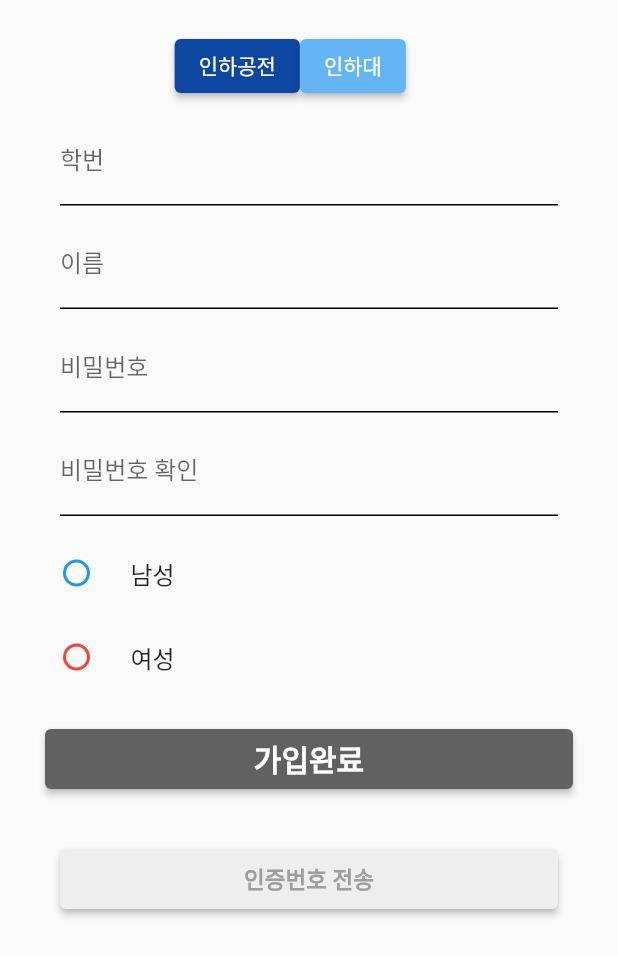
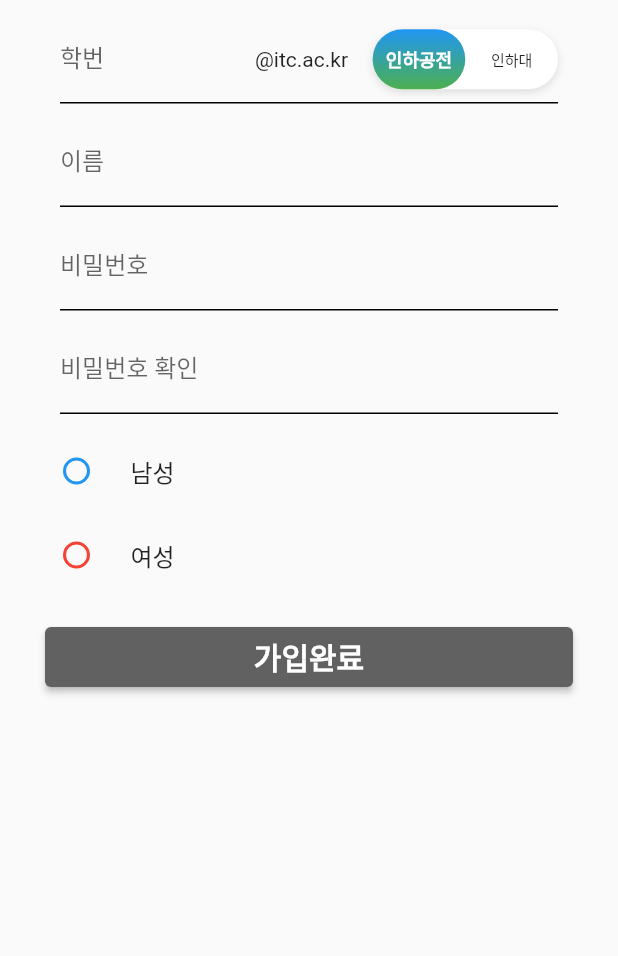
Before and after one commit to OBJECT-INHATC/INHA_CARPOOL_APP, a Flutter app: the RegisterPage screen opened directly, after a tap on "가입완료", on a phone screen of 412 x 824 dp. Shown: the top 956 px of the screen. Run offline on Flutter 3.47's test engine with Material 2 defaults, Android fonts, the phone set to English and light mode, and no system bars; drawn by our look-alikes of flutter_toggle_tab; our stand-ins replace cloud_firestore, easy_localization, eva_icons_flutter, firebase_auth, firebase_core, flutter_cache_manager and 12 more; missing offline and left inert: app_settings, nav; accounts and stored records are empty; network calls fail.

Commit message:
feat(screen): 회원가입 학교 토글 구현
- toggletab 라이브러리 추가
-학교 란 토글화
-다이어로그 정상화
-비밀번호 suffix 제작

```diff
--- a/inha_carpool/lib/screen/dialog/d_auth_verification.dart
+++ b/inha_carpool/lib/screen/dialog/d_auth_verification.dart
@@ -12,6 +12,7 @@ class VerificationDialog extends StatelessWidget {
     var width = MediaQuery.of(context).size.width;//화면의 가로길이
 
     return  AlertDialog(//경고창
+        backgroundColor: null,
       insetPadding: EdgeInsets.fromLTRB(20, 0, 20, 0),//경고창의 내부여백
       shape: RoundedRectangleBorder(borderRadius: BorderRadius.circular(20)),//모서리 둥글게
       content: SizedBox(//경고창의 크기
@@ -77,7 +78,7 @@ class VerificationDialog extends StatelessWidget {
                 MaterialStateProperty.all(Colors.green.shade400),
               ),
               onPressed: () {
-                Navigator.pop(context);
+
                 Navigator.pop(context);
               },
               child: const Text('OK')),
--- a/inha_carpool/lib/screen/login/s_login.dart
+++ b/inha_carpool/lib/screen/login/s_login.dart
@@ -86,7 +86,7 @@ class _LoginPageState extends State<LoginPage> {
                               borderSide: BorderSide(
                                   color: Colors.blue), // 포커스된 상태의 밑줄 색상 설정
                             ),
-                            labelText: '이메일',
+                            labelText: '학번',
                           ),
                           onChanged: (text) {
                             email = text;
--- a/inha_carpool/lib/screen/register/s_register.dart
+++ b/inha_carpool/lib/screen/register/s_register.dart
@@ -3,6 +3,7 @@ import 'package:flutter/material.dart';
 import 'package:nav/nav.dart';
 import '../../service/sv_auth.dart';
 import '../dialog/d_auth_verification.dart';
+import 'package:flutter_toggle_tab/flutter_toggle_tab.dart';
 
 /// 0824 서은율 한승완
 /// 회원 가입 페이지
@@ -32,7 +33,7 @@ class _RegisterPageState extends State<RegisterPage> {
   String username = "";
 
   // 학교
-  String academy = "";
+  String academy = "@itc.ac.kr";
 
   // 로딩 여부
   bool isLoading = false;
@@ -40,6 +41,25 @@ class _RegisterPageState extends State<RegisterPage> {
   // 성별
   String? gender;
   var genders;
+
+  String passwordCheck = "";
+
+  var selectedIndex = 0;
+
+  List<Color> selectedBackgroundColors = [Colors.blue, Colors.green];
+  List<Color> unSelectedBackgroundColors = [Colors.white, Colors.white];
+  void updateBackgroundColors() {
+    // 선택된 토글의 배경색을 변경
+    selectedBackgroundColors = selectedIndex == 0
+        ? [Colors.blue, Colors.white]
+        : [Colors.white, Colors.green];
+
+    // 선택되지 않은 토글의 배경색을 변경
+    unSelectedBackgroundColors = selectedIndex == 0
+        ? [Colors.white, Colors.green]
+        : [Colors.blue, Colors.white];
+  }
+
 
   @override
   Widget build(BuildContext context) {
@@ -58,34 +78,7 @@ class _RegisterPageState extends State<RegisterPage> {
                       crossAxisAlignment: CrossAxisAlignment.center,
                       mainAxisAlignment: MainAxisAlignment.start,
                       children: [
-                        Container(
-                          padding: const EdgeInsets.fromLTRB(15, 20, 40, 0),
-                          width: double.infinity,
 
-                          child: Row(
-                            mainAxisAlignment: MainAxisAlignment.center,
-                            children: [
-                              ElevatedButton(
-                                  style: ElevatedButton.styleFrom(
-                                      backgroundColor: Colors.blue[900]),
-                                  onPressed: () {
-                                    setState(() {
-                                      academy = "@itc.ac.kr";
-                                    });
-                                  },
-                                  child: const Text("인하공전")),
-                              ElevatedButton(
-                                  style: ElevatedButton.styleFrom(
-                                      backgroundColor: Colors.blue[300]),
-                                  onPressed: () {
-                                    setState(() {
-                                      academy = "@inha.ac.kr";
-                                    });
-                                  },
-                                  child: const Text("인하대")),
-                            ],
-                          ),
-                        ),
                         Container(
                           padding: const EdgeInsets.fromLTRB(40, 10, 40, 0),
                           child: Stack(
@@ -108,8 +101,42 @@ class _RegisterPageState extends State<RegisterPage> {
                                 },
                               ),
                               Positioned( // 중간 텍스트를 겹쳐서 배치
-                                right: 10,
+                                right: 140,
                                 child: Text(academy),
+                              ),
+                              Positioned( // 중간 텍스트를 겹쳐서 배치
+                                right: 0,
+                                child:FlutterToggleTab(
+                                  width: 30,
+                                  borderRadius: 30,
+                                  height: 40,
+                                  // initialIndex: 0,
+                                  selectedTextStyle: const TextStyle(
+                                      color: Colors.white,
+                                      fontSize: 12,
+                                      fontWeight: FontWeight.w700),
+                                  unSelectedTextStyle: const TextStyle(
+                                      color: Colors.black87,
+                                      fontSize: 10,
+                                      fontWeight: FontWeight.w500),
+                                  labels: const ["인하공전", "인하대"],
+                                  selectedLabelIndex: (index) {
+                                    setState(() {
+                                      if(index == 0){
+                                        academy = "@itc.ac.kr";
+                                      }
+                                      else{
+                                        academy = "@inha.ac.kr";
+                                      }
+                                      selectedIndex = index;
+                                      updateBackgroundColors();
+                                    });
+                                  },
+                                  selectedBackgroundColors: const [Colors.blue, Colors.green],
+                                  unSelectedBackgroundColors: const [Colors.white, Colors.white],
+                                  isScroll: false, selectedIndex: selectedIndex,
+                                ),
+
                               ),
                             ],
                           ),
@@ -167,7 +194,7 @@ class _RegisterPageState extends State<RegisterPage> {
                           padding: const EdgeInsets.fromLTRB(40, 10, 40, 0),
                           child: TextFormField(
                             obscureText: true,
-                            decoration: const InputDecoration(
+                            decoration: InputDecoration(
                               enabledBorder: UnderlineInputBorder(
                                 borderSide:
                                     BorderSide(color: Colors.black), // 밑줄 색상 설정
@@ -177,17 +204,23 @@ class _RegisterPageState extends State<RegisterPage> {
                                     color: Colors.blue), // 포커스된 상태의 밑줄 색상 설정
                               ),
                               labelText: '비밀번호 확인',
+                              suffix: Text(passwordCheck, style: (passwordCheck=="비밀번호가 일치하지 않습니다.")?TextStyle(color: Colors.red):TextStyle(color: Colors.green)),
                             ),
                             onChanged: (text) {
                               checkPassword = text;
+                              if (password == checkPassword) {
+                                setState(() {
+                                  passwordCheck = "비밀번호가 일치합니다!";
+
+                                });
+                              } else {
+                                setState(() {
+                                  passwordCheck = "비밀번호가 일치하지 않습니다.";
+                                });
+                              }
+
                             },
-                            validator: (val) {
-                              if (val != password) {
-                                return "비밀번호가 일치하지 않습니다.";
-                              } else {
-                                return null;
-                              }
-                            },
+
                           ),
                         ),
                         Container(
@@ -224,46 +257,6 @@ class _RegisterPageState extends State<RegisterPage> {
                             ],
                           ),
                         ),
-                        // SizedBox(height: mediaHeight(context, 0.1)),
-                        // Container(
-                        //   padding: const EdgeInsets.fromLTRB(40, 10, 40, 20),
-                        //   child: Stack(
-                        //     children: [
-                        //       TextField(
-                        //         obscureText: true,
-                        //         decoration: const InputDecoration(
-                        //           enabledBorder: UnderlineInputBorder(
-                        //             borderSide: BorderSide(color: Colors.black),
-                        //           ),
-                        //           focusedBorder: UnderlineInputBorder(
-                        //             borderSide: BorderSide(color: Colors.blue),
-                        //           ),
-                        //           labelText: '인증 번호',
-                        //         ),
-                        //         onChanged: (text)async {
-                        //           // 텍스트 필드 값 변경 시 실행할 코드 작성
-                        //
-                        //
-                        //           print("인증 메일 전송");
-                        //         },
-                        //       ),
-                        //       Positioned(
-                        //         right: 2,
-                        //         child: ElevatedButton(
-                        //           style: ElevatedButton.styleFrom(
-                        //             backgroundColor: Colors.grey[200],
-                        //           ),
-                        //           onPressed: () {},
-                        //           child: const Text('확인',
-                        //               style: TextStyle(
-                        //                   fontSize: 12,
-                        //                   color: Colors.grey,
-                        //                   fontWeight: FontWeight.bold)),
-                        //         ),
-                        //       ),
-                        //     ],
-                        //   ),
-                        // ),
 
                         Container(
                           height: 80,
@@ -285,7 +278,16 @@ class _RegisterPageState extends State<RegisterPage> {
                                         email, password, "dummy", gender!)
                                     .then((value) async{
                                   if (value == true) {
-                                    showSnackbar(context, Colors.green, "회원가입이 완료되었습니다. \n 메일 인증을 완료해주세요.");
+                                    await FirebaseAuth.instance.currentUser!.sendEmailVerification();
+                                    Navigator.pop(context);
+                                    if(!mounted) return ;
+                                      showDialog(
+                                        context: context,
+                                        barrierDismissible: false,
+                                        builder: (context){
+                                      return VerificationDialog();
+                                    },);
+
                                   }
                                   else {
                                     showSnackbar(context, Colors.red, value);
@@ -294,24 +296,6 @@ class _RegisterPageState extends State<RegisterPage> {
                                     });
                                   }});
 
-                              }),
-                        ),
-                        Container(
-                          height: 80,
-                          padding: const EdgeInsets.fromLTRB(40, 20, 40, 20),
-                          child: ElevatedButton(
-                              style: ElevatedButton.styleFrom(
-                                minimumSize: const Size.fromHeight(50),
-                                backgroundColor: Colors.grey[200],
-                              ),
-                              child: const Text('인증번호 전송',
-                                  style: TextStyle(
-                                      fontSize: 15,
-                                      color: Colors.grey,
-                                      fontWeight: FontWeight.bold)),
-                              onPressed: () async{
-                                await FirebaseAuth.instance.currentUser!.sendEmailVerification();
-                                Nav.push(const VerificationDialog());
                               }),
                         ),
 
@@ -344,3 +328,5 @@ class _RegisterPageState extends State<RegisterPage> {
 
 
 }
+
+/// TODO: 0824 서은율 : 비율 맞추기, 비밀번호 안맞으면 가입 못하게
--- a/inha_carpool/pubspec.yaml
+++ b/inha_carpool/pubspec.yaml
@@ -92,6 +92,7 @@ dependencies:
   permission_handler: ^10.4.3 #권한 핸들러
   app_settings: ^5.0.0 #어플 설정 열기
   http: ^1.1.0 #주소기반 서비스 api http 호출
+  flutter_toggle_tab: ^1.4.1
 
 dev_dependencies:
   flutter_test:
```
